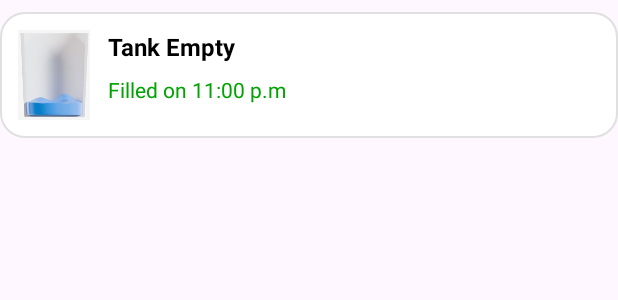
After one commit to jaelynnKhonrad/HomiGuard, an Android app: the layout item_water_card.xml on its own in the app's theme, with its tools: preview values and no code run, on a phone screen of 412 x 824 dp. The commit adds this screen. Shown: the top 300 px of the screen. Run offline under Robolectric (Android 15) with nearby library versions, the phone set to English and light mode, and no system bars.

Commit message:
Commit 7 - wateractivity and layout

```diff
--- /dev/null
+++ b/app/src/main/res/layout/item_water_card.xml
@@ -0,0 +1,39 @@
+<?xml version="1.0" encoding="utf-8"?>
+<LinearLayout xmlns:android="http://schemas.android.com/apk/res/android"
+    android:orientation="horizontal"
+    android:padding="12dp"
+    android:gravity="center_vertical"
+    android:background="@drawable/card_bg"
+    android:layout_marginTop="8dp"
+    android:layout_width="match_parent"
+    android:layout_height="wrap_content">
+
+    <ImageView
+        android:src="@drawable/tank"
+        android:layout_width="48dp"
+        android:layout_height="60dp" />
+
+    <LinearLayout
+        android:orientation="vertical"
+        android:layout_marginStart="12dp"
+        android:layout_width="wrap_content"
+        android:layout_height="wrap_content">
+
+        <TextView
+            android:text="Tank Empty"
+            android:textStyle="bold"
+            android:textSize="16sp"
+            android:textColor="#000"
+            android:layout_height="30dp"
+            android:layout_width="300dp"/>
+
+        <TextView
+            android:text="Filled on 11:00 p.m"
+            android:textColor="#00A300"
+            android:textSize="14sp"
+            android:layout_height="30dp"
+            android:layout_width="300dp"/>
+
+
+    </LinearLayout>
+</LinearLayout>
```
Also changed, not shown: app/src/main/java/edu/uph/m23si1/homiguard/WaterActivity.java (+7 -0 lines), app/src/main/res/layout/activity_water.xml (+130 -1 lines), app/src/main/res/drawable/tank.jpeg (added), app/src/main/res/drawable/water.jpeg (added).
